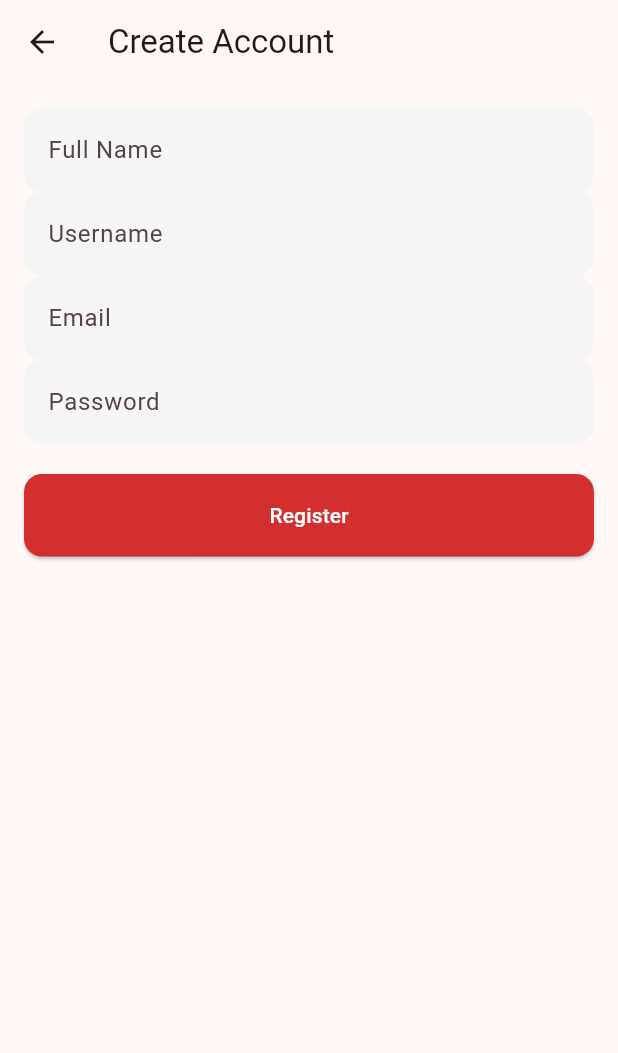
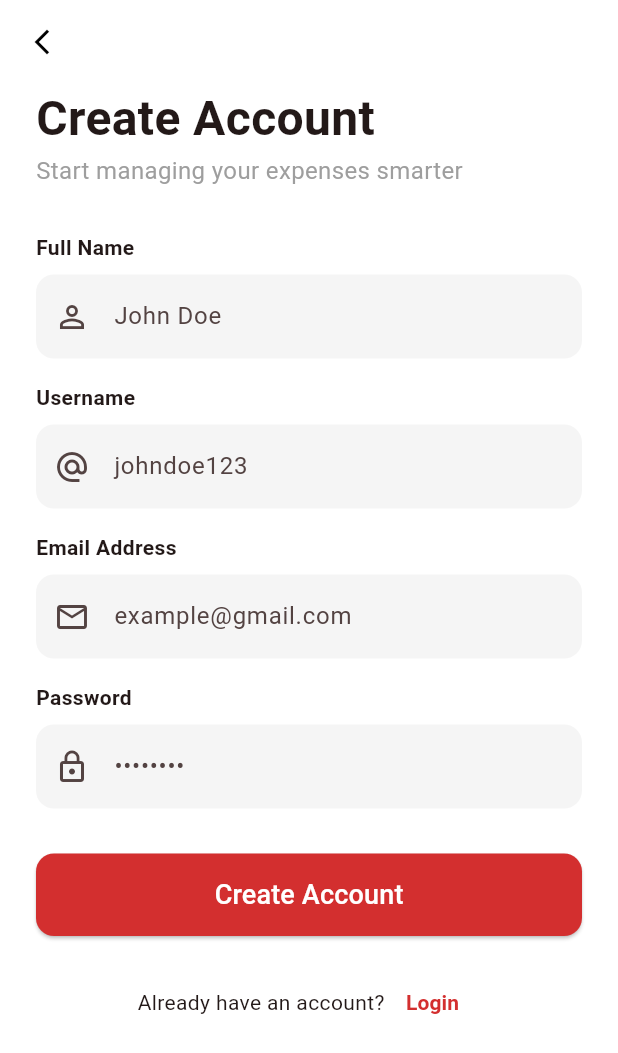
Before and after one commit to Challu59/expense-splitter-frontend, a Flutter app: the RegisterScreen screen opened by its route, on a phone screen of 412 x 824 dp. Shown: the top 1053 px of the screen. Run offline on Flutter 3.47's test engine with Material 3 defaults, Android fonts, the phone set to English and light mode, and no system bars; our stand-ins replace flutter_secure_storage; accounts and stored records are empty.

Commit message:
enhance register page ui

```diff
--- a/lib/screens/register_screen.dart
+++ b/lib/screens/register_screen.dart
@@ -1,5 +1,5 @@
 import 'package:flutter/material.dart';
-import '../services//api_service.dart';
+import '../services/api_service.dart';
 
 class RegisterScreen extends StatelessWidget {
   final _emailController = TextEditingController();
@@ -10,32 +10,140 @@ class RegisterScreen extends StatelessWidget {
   @override
   Widget build(BuildContext context) {
     return Scaffold(
-      appBar: AppBar(title: Text("Create Account")),
-      body: Padding(
-        padding: EdgeInsets.all(16.0),
+      backgroundColor: Colors.white,
+      appBar: AppBar(
+        backgroundColor: Colors.white,
+        elevation: 0,
+        leading: IconButton(
+          icon: const Icon(Icons.arrow_back_ios_new, color: Colors.black, size: 20),
+          onPressed: () => Navigator.pop(context),
+        ),
+      ),
+      body: SafeArea(
+        child: SingleChildScrollView(
+          padding: const EdgeInsets.symmetric(horizontal: 24.0),
           child: Column(
+            crossAxisAlignment: CrossAxisAlignment.start,
             children: [
-            TextField(controller: _nameController, decoration: InputDecoration(labelText: "Full Name")),
-            TextField(controller: _usernameController, decoration: InputDecoration(labelText: "Username")),
-            TextField(controller: _emailController, decoration: InputDecoration(labelText: "Email")),
-            TextField(controller: _passwordController, decoration: InputDecoration(labelText: "Password"), obscureText: true),
-            SizedBox(height: 20),
+              const Text(
+                "Create Account",
+                style: TextStyle(fontSize: 32, fontWeight: FontWeight.bold),
+              ),
+              const Text(
+                "Start managing your expenses smarter",
+                style: TextStyle(fontSize: 16, color: Colors.grey),
+              ),
+              const SizedBox(height: 30),
+
+              _buildLabel("Full Name"),
+              TextField(
+                controller: _nameController,
+                decoration: const InputDecoration(
+                  hintText: "John Doe",
+                  prefixIcon: Icon(Icons.person_outline),
+                ),
+              ),
+              const SizedBox(height: 16),
+
+              _buildLabel("Username"),
+              TextField(
+                controller: _usernameController,
+                decoration: const InputDecoration(
+                  hintText: "johndoe123",
+                  prefixIcon: Icon(Icons.alternate_email),
+                ),
+              ),
+              const SizedBox(height: 16),
+
+              _buildLabel("Email Address"),
+              TextField(
+                controller: _emailController,
+                keyboardType: TextInputType.emailAddress,
+                decoration: const InputDecoration(
+                  hintText: "example@gmail.com",
+                  prefixIcon: Icon(Icons.email_outlined),
+                ),
+              ),
+              const SizedBox(height: 16),
+
+              _buildLabel("Password"),
+              TextField(
+                controller: _passwordController,
+                obscureText: true,
+                decoration: const InputDecoration(
+                  hintText: "••••••••",
+                  prefixIcon: Icon(Icons.lock_outline),
+                ),
+              ),
+
+              const SizedBox(height: 30),
+
               ElevatedButton(
                 onPressed: () async {
+                  // Basic Validation Check
+                  if (_emailController.text.isEmpty || _passwordController.text.isEmpty) {
+                    ScaffoldMessenger.of(context).showSnackBar(
+                      const SnackBar(content: Text("Please fill in all fields")),
+                    );
+                    return;
+                  }
+
+                  showDialog(
+                    context: context,
+                    barrierDismissible: false,
+                    builder: (context) => const Center(child: CircularProgressIndicator()),
+                  );
+
                   bool success = await ApiService.register(
-                    _emailController.text, _usernameController.text, _nameController.text, _passwordController.text
+                    _emailController.text,
+                    _usernameController.text,
+                    _nameController.text,
+                    _passwordController.text,
                   );
+
+                  Navigator.pop(context);
+
                   if (success) {
+                    ScaffoldMessenger.of(context).showSnackBar(
+                      const SnackBar(content: Text("Account created! Please login."), backgroundColor: Colors.green),
+                    );
                     Navigator.pushReplacementNamed(context, '/login');
                   } else {
-                  ScaffoldMessenger.of(context).showSnackBar(SnackBar(content: Text("Registration Failed")));
+                    ScaffoldMessenger.of(context).showSnackBar(
+                      const SnackBar(content: Text("Registration Failed"), backgroundColor: Colors.redAccent),
+                    );
                   }
                 },
-              child: Text("Register"),
+                child: const Text("Create Account", style: TextStyle(fontSize: 18)),
+              ),
+
+              const SizedBox(height: 20),
+
+              Row(
+                mainAxisAlignment: MainAxisAlignment.center,
+                children: [
+                  const Text("Already have an account?"),
+                  TextButton(
+                    onPressed: () => Navigator.pushReplacementNamed(context, '/login'),
+                    child: const Text(
+                      "Login",
+                      style: TextStyle(fontWeight: FontWeight.bold, color: Color(0xFFD32F2F)),
+                    ),
                   ),
                 ],
+              ),
+              const SizedBox(height: 20),
+            ],
+          ),
         ),
       ),
     );
   }
+
+  Widget _buildLabel(String label) {
+    return Padding(
+      padding: const EdgeInsets.only(bottom: 8.0),
+      child: Text(label, style: const TextStyle(fontWeight: FontWeight.w600)),
+    );
   }
+}
```
Lines whose indentation alone changed are shown as unchanged.
